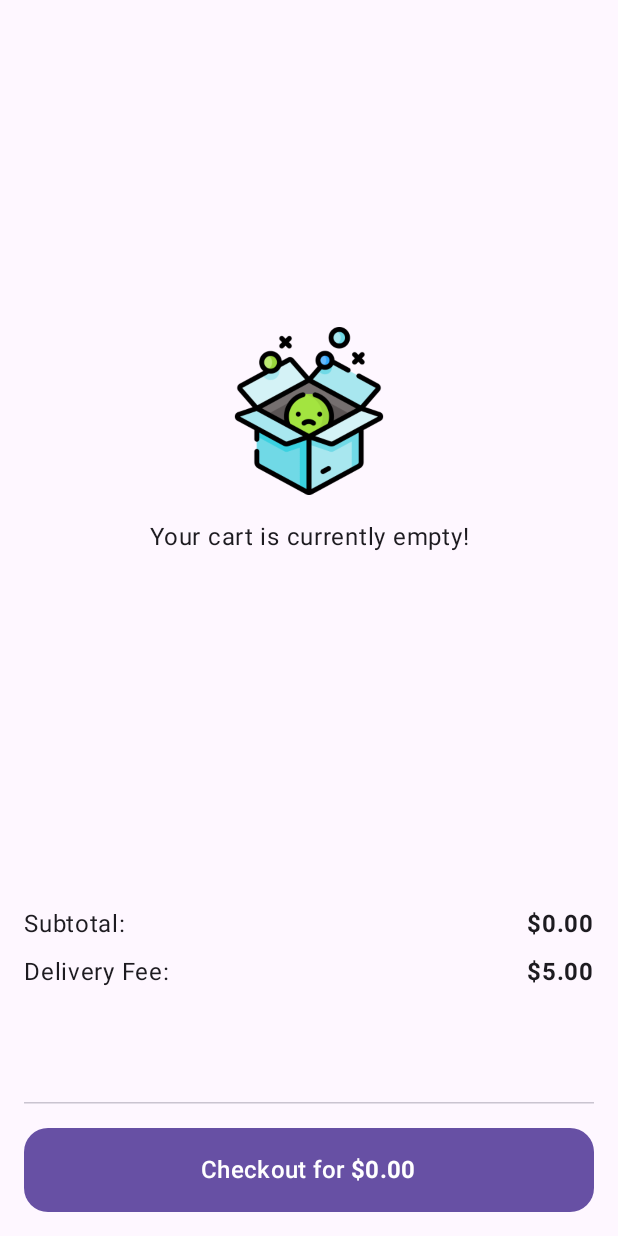
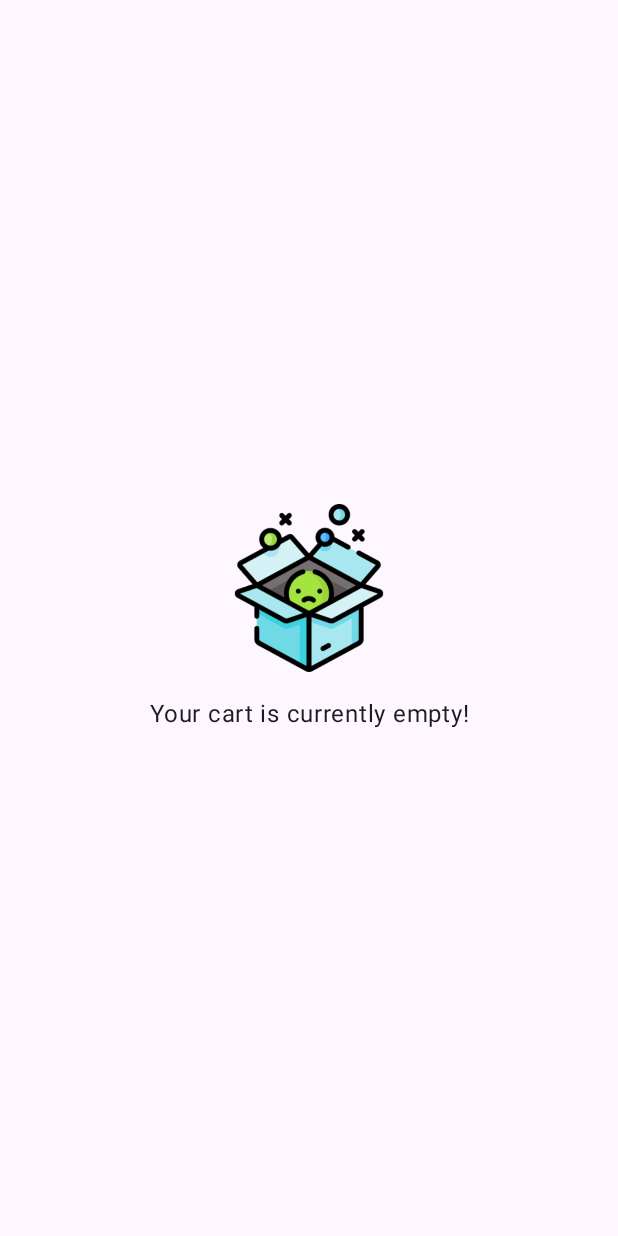
Before and after one commit to AhmetOcak/JetpackCompose-Shopping-App, an Android app built with Jetpack Compose: the cart_screen screen opened through its navigation route, on a phone screen of 412 x 824 dp. Run offline under Robolectric (Android 15) with nearby library versions, the phone set to English and light mode, and no system bars; our stand-ins replace Dagger/Hilt's generated code, Firebase (no records; nobody signed in at launch, a user with empty details on screens opened directly), Room's generated code; libraries missing offline, so code that uses them is left out: com.mr0xf00.easycrop; pictures from the network do not load.

Commit message:
empty view refactored

```diff
--- a/app/src/main/java/com/ahmetocak/shoppingapp/presentation/cart/CartScreen.kt
+++ b/app/src/main/java/com/ahmetocak/shoppingapp/presentation/cart/CartScreen.kt
@@ -105,6 +105,7 @@ private fun CartScreenContent(
     onIncreaseClicked: (Int) -> Unit,
     onDecreaseClicked: (Int) -> Unit
 ) {
+    if (cartList.isNotEmpty()) {
         Column(
             modifier = modifier
                 .fillMaxSize()
@@ -128,6 +129,9 @@ private fun CartScreenContent(
                     .padding(horizontal = dimensionResource(id = R.dimen.two_level_margin)),
                 subtotal = subtotal
             )
+        }
+    } else {
+        EmptyCartListView(modifier = modifier, messageId = R.string.cart_empty)
     }
 }
 
@@ -183,7 +187,6 @@ private fun CartList(
     onIncreaseClicked: (Int) -> Unit,
     onDecreaseClicked: (Int) -> Unit
 ) {
-    if (cartList.isNotEmpty()) {
     LazyVerticalGrid(
         modifier = modifier
             .fillMaxSize()
@@ -211,9 +214,6 @@ private fun CartList(
                 onDecreaseClicked = onDecreaseClicked
             )
         }
-        }
-    } else {
-        EmptyCartListView(modifier = modifier, messageId = R.string.cart_empty)
     }
 }
 
```
Lines whose indentation alone changed are shown as unchanged.
